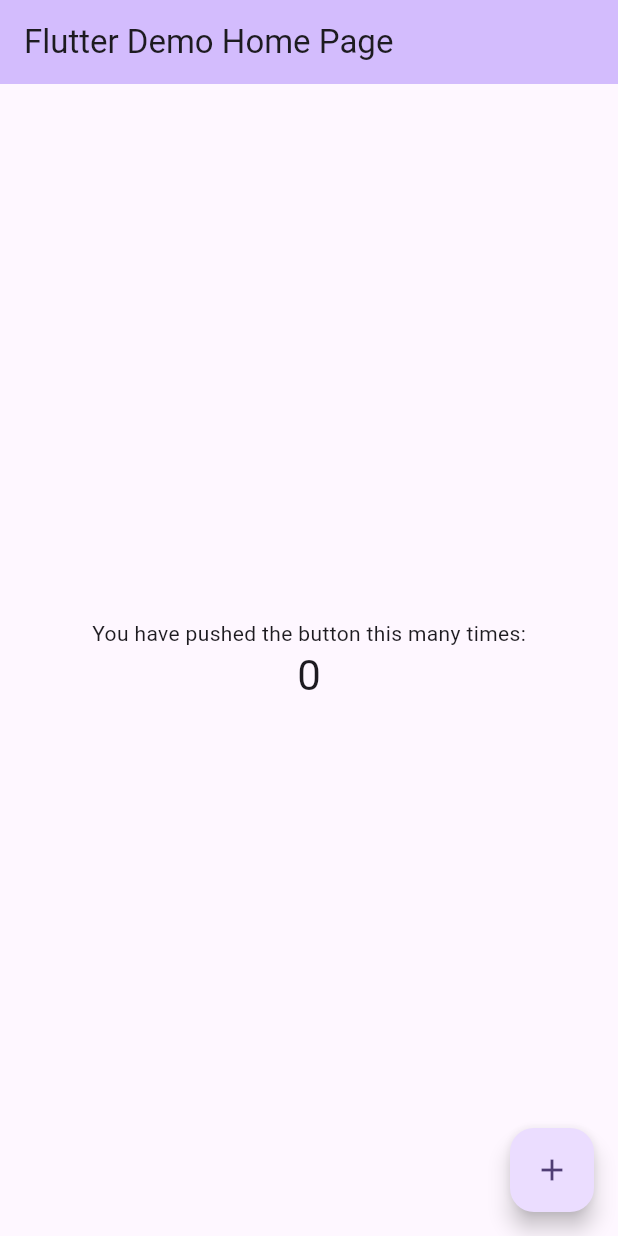
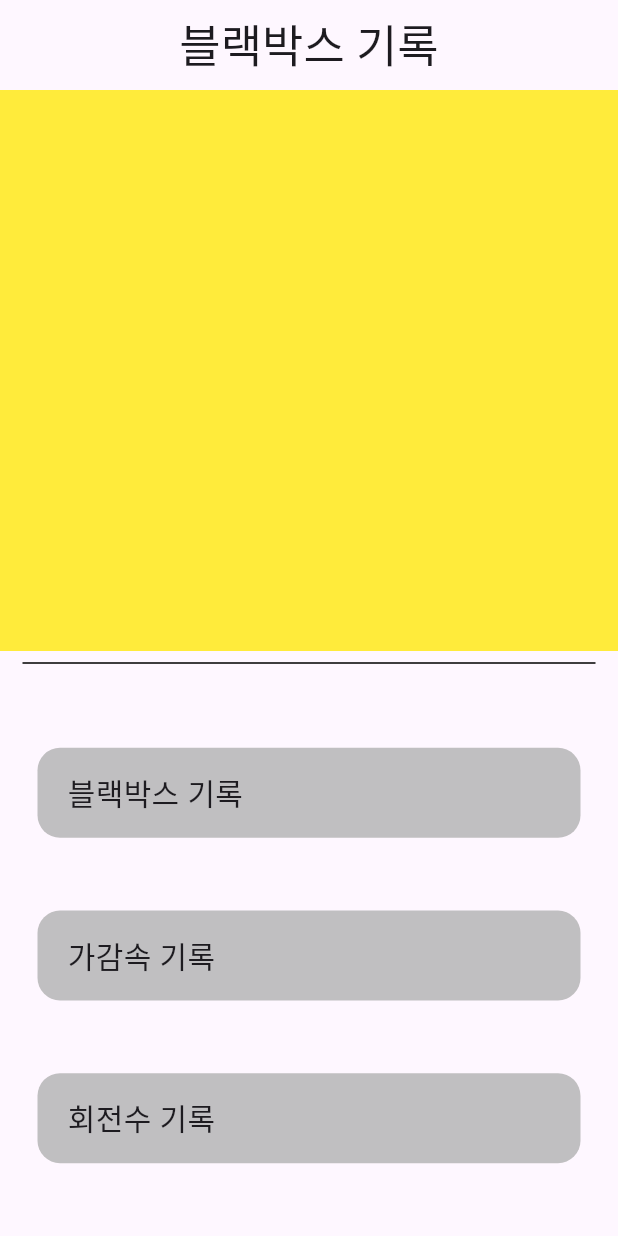
Before and after one commit to chae03yb/24-swhackathon, a Flutter app: the screen it shows after launch, on a phone screen of 412 x 824 dp. Run offline on Flutter 3.47's test engine with Material 3 defaults, Android fonts, the phone set to English and light mode, and no system bars.

Commit message:
기본 화면 구성

```diff
--- a/lib/main.dart
+++ b/lib/main.dart
@@ -1,4 +1,6 @@
 import 'package:flutter/material.dart';
+
+import 'mainPage.dart';
 
 void main() {
   runApp(const MyApp());
@@ -11,115 +13,13 @@ class MyApp extends StatelessWidget {
   @override
   Widget build(BuildContext context) {
     return MaterialApp(
+      debugShowCheckedModeBanner: false,
       title: 'Flutter Demo',
       theme: ThemeData(
-        // This is the theme of your application.
-        //
-        // TRY THIS: Try running your application with "flutter run". You'll see
-        // the application has a purple toolbar. Then, without quitting the app,
-        // try changing the seedColor in the colorScheme below to Colors.green
-        // and then invoke "hot reload" (save your changes or press the "hot
-        // reload" button in a Flutter-supported IDE, or press "r" if you used
-        // the command line to start the app).
-        //
-        // Notice that the counter didn't reset back to zero; the application
-        // state is not lost during the reload. To reset the state, use hot
-        // restart instead.
-        //
-        // This works for code too, not just values: Most code changes can be
-        // tested with just a hot reload.
         colorScheme: ColorScheme.fromSeed(seedColor: Colors.deepPurple),
         useMaterial3: true,
       ),
-      home: const MyHomePage(title: 'Flutter Demo Home Page'),
+      home: Mainpage(),
     );
   }
 }
-
-class MyHomePage extends StatefulWidget {
-  const MyHomePage({super.key, required this.title});
-
-  // This widget is the home page of your application. It is stateful, meaning
-  // that it has a State object (defined below) that contains fields that affect
-  // how it looks.
-
-  // This class is the configuration for the state. It holds the values (in this
-  // case the title) provided by the parent (in this case the App widget) and
-  // used by the build method of the State. Fields in a Widget subclass are
-  // always marked "final".
-
-  final String title;
-
-  @override
-  State<MyHomePage> createState() => _MyHomePageState();
-}
-
-class _MyHomePageState extends State<MyHomePage> {
-  int _counter = 0;
-
-  void _incrementCounter() {
-    setState(() {
-      // This call to setState tells the Flutter framework that something has
-      // changed in this State, which causes it to rerun the build method below
-      // so that the display can reflect the updated values. If we changed
-      // _counter without calling setState(), then the build method would not be
-      // called again, and so nothing would appear to happen.
-      _counter++;
-    });
-  }
-
-  @override
-  Widget build(BuildContext context) {
-    // This method is rerun every time setState is called, for instance as done
-    // by the _incrementCounter method above.
-    //
-    // The Flutter framework has been optimized to make rerunning build methods
-    // fast, so that you can just rebuild anything that needs updating rather
-    // than having to individually change instances of widgets.
-    return Scaffold(
-      appBar: AppBar(
-        // TRY THIS: Try changing the color here to a specific color (to
-        // Colors.amber, perhaps?) and trigger a hot reload to see the AppBar
-        // change color while the other colors stay the same.
-        backgroundColor: Theme.of(context).colorScheme.inversePrimary,
-        // Here we take the value from the MyHomePage object that was created by
-        // the App.build method, and use it to set our appbar title.
-        title: Text(widget.title),
-      ),
-      body: Center(
-        // Center is a layout widget. It takes a single child and positions it
-        // in the middle of the parent.
-        child: Column(
-          // Column is also a layout widget. It takes a list of children and
-          // arranges them vertically. By default, it sizes itself to fit its
-          // children horizontally, and tries to be as tall as its parent.
-          //
-          // Column has various properties to control how it sizes itself and
-          // how it positions its children. Here we use mainAxisAlignment to
-          // center the children vertically; the main axis here is the vertical
-          // axis because Columns are vertical (the cross axis would be
-          // horizontal).
-          //
-          // TRY THIS: Invoke "debug painting" (choose the "Toggle Debug Paint"
-          // action in the IDE, or press "p" in the console), to see the
-          // wireframe for each widget.
-          mainAxisAlignment: MainAxisAlignment.center,
-          children: <Widget>[
-            const Text(
-              'You have pushed the button this many times:',
-            ),
-            Text(
-              '$_counter',
-              style: Theme.of(context).textTheme.headlineMedium,
-            ),
-          ],
-        ),
-      ),
-      floatingActionButton: FloatingActionButton(
-        onPressed: _incrementCounter,
-        tooltip: 'Increment',
-        child: const Icon(Icons.add),
-      ), // This trailing comma makes auto-formatting nicer for build methods.
-    );
-  }
-}
--- /dev/null
+++ b/lib/mainPage.dart
@@ -0,0 +1,122 @@
+import 'package:flutter/material.dart';
+
+class Mainpage extends StatefulWidget {
+  const Mainpage({super.key});
+
+  @override
+  State<Mainpage> createState() => _MainpageState();
+}
+
+int _selected = 0;
+
+List<String> titleText = ['블랙박스 기록', '가감속 기록', '회전수 기록'];
+List<Widget> _selectedTop = [
+  blackbox(), gagamsok(), hoejeonsu()
+];
+
+class _MainpageState extends State<Mainpage> {
+  @override
+  Widget build(BuildContext context) {
+    double screenHeight = MediaQuery.of(context).size.height;
+    double screenWidth = MediaQuery.of(context).size.width;
+    return Scaffold(
+      appBar: AppBar(
+        title : Text(titleText[_selected],style: TextStyle(fontSize: 30),),
+        toolbarHeight: 60,
+        centerTitle: true,
+      ),
+
+      body: Container(
+        height: screenHeight-45,
+        width: screenWidth,
+
+        child: Column(
+          children: [
+
+            Expanded(
+                child: Container(
+                  height: (screenHeight-45)/2,
+                  width: screenWidth,
+                  child: _selectedTop[_selected],
+                ),
+            ),
+
+            Divider(thickness: 1,color: Colors.black,indent: 15,endIndent: 15,),
+
+            Expanded(
+              child: Container(
+                height: (screenHeight-45)/2,
+                width: screenWidth,
+
+                child: Column(
+                  crossAxisAlignment: CrossAxisAlignment.center,
+                  mainAxisAlignment: MainAxisAlignment.spaceEvenly,
+                  children: [
+
+                    for(int i = 0;i<3;i++) GestureDetector(
+                      child: Container(
+                        height: (screenHeight-45)/2/6.5,
+                        width: screenWidth-50,
+                        child: Text(titleText[i],style: TextStyle(fontSize: 20),),
+                        decoration: BoxDecoration(
+                          color: Color.fromARGB(199, 175, 175, 175),
+                          borderRadius: BorderRadius.all(Radius.circular(15)),
+                        ),
+                        padding: EdgeInsets.only(left: 20),
+                        alignment: Alignment.centerLeft,
+                      ),
+                      onTap: () {
+                        setState(() {
+                          _selected = i;
+                        });
+                      },
+                    ),
+
+
+                  ],
+                )
+              ),
+            )
+          ],
+        ),
+      ),
+    );
+  }
+}
+
+
+//블랙박스 기록 창
+class blackbox extends StatefulWidget {
+  const blackbox({super.key});
+
+  @override
+  State<blackbox> createState() => _blackboxState();
+}
+
+class _blackboxState extends State<blackbox> {
+  @override
+  Widget build(BuildContext context) {
+    return Container(color: Colors.yellow);
+  }
+}
+
+
+//가감속 기록 창
+class gagamsok extends StatelessWidget {
+  const gagamsok({super.key});
+
+  @override
+  Widget build(BuildContext context) {
+    return Container(color: Colors.blue);
+  }
+}
+
+//회전수 기록 창
+class hoejeonsu extends StatelessWidget {
+  const hoejeonsu({super.key});
+
+  @override
+  Widget build(BuildContext context) {
+    return Container(color: Colors.green);
+  }
+}
--- a/pubspec.yaml
+++ b/pubspec.yaml
@@ -35,6 +35,7 @@ dependencies:
   # The following adds the Cupertino Icons font to your application.
   # Use with the CupertinoIcons class for iOS style icons.
   cupertino_icons: ^1.0.6
+  path_provider: ^2.1.4
 
 dev_dependencies:
   flutter_test:
```
